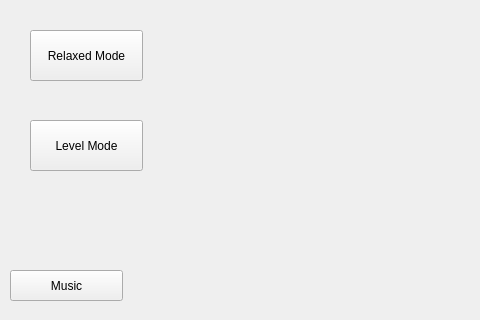
hero919/ImagesMatching, file mainwindow.ui: the form before one commit; both pictures show x 0 to 480 and y 280 to 600 of the 800 by 600 pixel window.
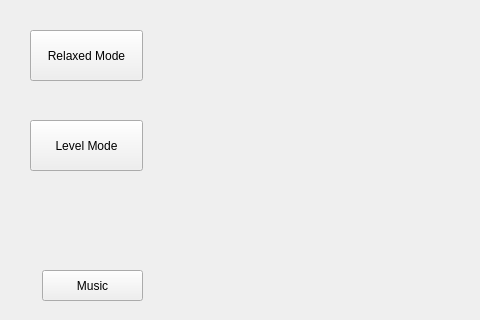
The form after the commit. Icons and pictures are not drawn.

The edit to the form file:
```diff
--- a/mainwindow.ui
+++ b/mainwindow.ui
@@ -74,9 +74,9 @@
    <widget class="QPushButton" name="MusicButton">
     <property name="geometry">
      <rect>
-      <x>10</x>
+      <x>42</x>
       <y>550</y>
-      <width>113</width>
+      <width>101</width>
       <height>31</height>
      </rect>
     </property>
```
